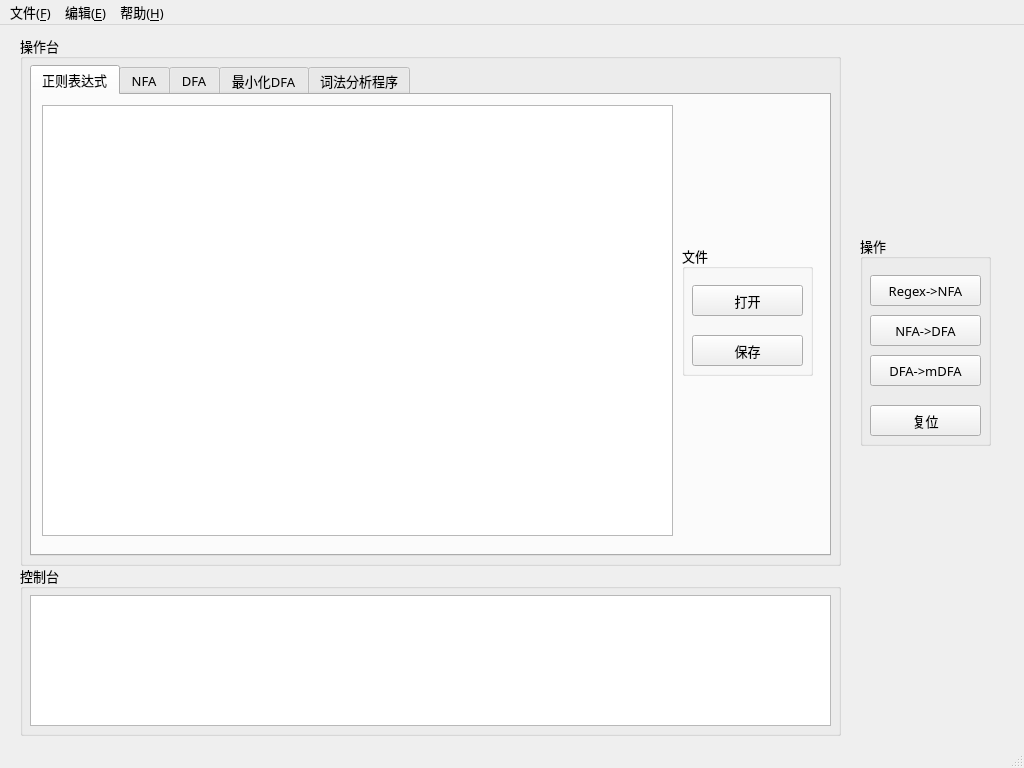
Before: the Qt Designer form R2Lexer/mainwindow.ui in Lyuyk/Compile-Principle-Course-Labs, drawn with Qt 5.
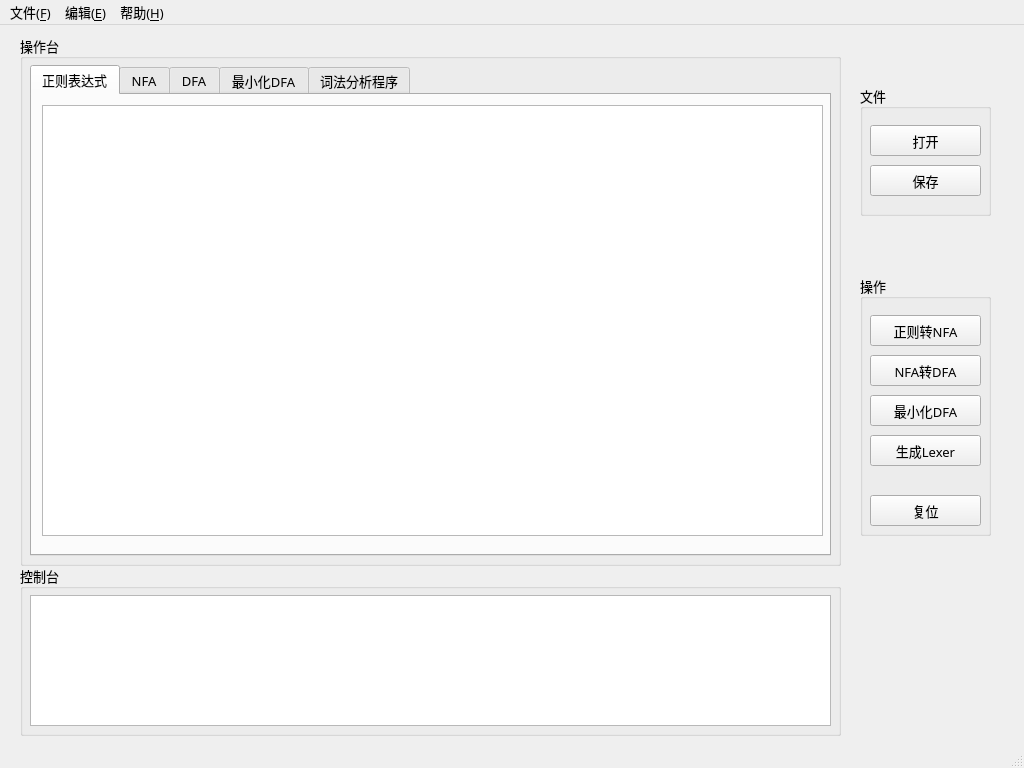
After: the same form once the commit is applied. The open tabs and pages were chosen to show the change.

Commit message: 新增生成Lexer功能

```diff
--- a/R2Lexer/mainwindow.ui
+++ b/R2Lexer/mainwindow.ui
@@ -68,75 +68,12 @@
       <attribute name="title">
        <string>正则表达式</string>
       </attribute>
-      <widget class="QGroupBox" name="groupBox_4">
-       <property name="geometry">
-        <rect>
-         <x>650</x>
-         <y>150</y>
-         <width>131</width>
-         <height>131</height>
-        </rect>
-       </property>
-       <property name="font">
-        <font>
-         <family>微软雅黑</family>
-         <pointsize>10</pointsize>
-         <stylestrategy>PreferAntialias</stylestrategy>
-        </font>
-       </property>
-       <property name="toolTip">
-        <string extracomment="打开正则表达式文件"/>
-       </property>
-       <property name="title">
-        <string>文件</string>
-       </property>
-       <widget class="QPushButton" name="pushButton_openRegexFile">
-        <property name="geometry">
-         <rect>
-          <x>10</x>
-          <y>40</y>
-          <width>111</width>
-          <height>31</height>
-         </rect>
-        </property>
-        <property name="font">
-         <font>
-          <family>微软雅黑</family>
-          <pointsize>10</pointsize>
-          <stylestrategy>PreferAntialias</stylestrategy>
-         </font>
-        </property>
-        <property name="text">
-         <string>打开</string>
-        </property>
-       </widget>
-       <widget class="QPushButton" name="pushButton_saveRegexToFile">
-        <property name="geometry">
-         <rect>
-          <x>10</x>
-          <y>90</y>
-          <width>111</width>
-          <height>31</height>
-         </rect>
-        </property>
-        <property name="font">
-         <font>
-          <family>微软雅黑</family>
-          <pointsize>10</pointsize>
-          <stylestrategy>PreferAntialias</stylestrategy>
-         </font>
-        </property>
-        <property name="text">
-         <string>保存</string>
-        </property>
-       </widget>
-      </widget>
       <widget class="QPlainTextEdit" name="plainTextEdit_Regex">
        <property name="geometry">
         <rect>
          <x>10</x>
          <y>10</y>
-         <width>631</width>
+         <width>781</width>
          <height>431</height>
         </rect>
        </property>
@@ -151,7 +88,8 @@
         <bool>true</bool>
        </property>
        <property name="plainText">
-        <string/>
+        <string>
+</string>
        </property>
       </widget>
      </widget>
@@ -234,9 +172,9 @@
     <property name="geometry">
      <rect>
       <x>860</x>
-      <y>210</y>
+      <y>250</y>
       <width>131</width>
-      <height>211</height>
+      <height>261</height>
      </rect>
     </property>
     <property name="font">
@@ -266,7 +204,7 @@
       </font>
      </property>
      <property name="text">
-      <string>Regex-&gt;NFA</string>
+      <string>正则转NFA</string>
      </property>
     </widget>
     <widget class="QPushButton" name="pushButton_2DFA">
@@ -286,7 +224,7 @@
       </font>
      </property>
      <property name="text">
-      <string>NFA-&gt;DFA</string>
+      <string>NFA转DFA</string>
      </property>
     </widget>
     <widget class="QPushButton" name="pushButton_mDFA">
@@ -306,14 +244,14 @@
       </font>
      </property>
      <property name="text">
-      <string>DFA-&gt;mDFA</string>
+      <string>最小化DFA</string>
      </property>
     </widget>
     <widget class="QPushButton" name="pushButton_clearConsole">
      <property name="geometry">
       <rect>
        <x>10</x>
-       <y>170</y>
+       <y>220</y>
        <width>111</width>
        <height>31</height>
       </rect>
@@ -329,6 +267,26 @@
       <string>复位</string>
      </property>
     </widget>
+    <widget class="QPushButton" name="pushButton_Lexer">
+     <property name="geometry">
+      <rect>
+       <x>10</x>
+       <y>160</y>
+       <width>111</width>
+       <height>31</height>
+      </rect>
+     </property>
+     <property name="font">
+      <font>
+       <family>微软雅黑</family>
+       <pointsize>10</pointsize>
+       <stylestrategy>PreferAntialias</stylestrategy>
+      </font>
+     </property>
+     <property name="text">
+      <string>生成Lexer</string>
+     </property>
+    </widget>
    </widget>
    <widget class="QGroupBox" name="groupBox_3">
     <property name="geometry">
@@ -373,6 +331,69 @@
      </property>
     </widget>
    </widget>
+   <widget class="QGroupBox" name="groupBox_4">
+    <property name="geometry">
+     <rect>
+      <x>860</x>
+      <y>60</y>
+      <width>131</width>
+      <height>131</height>
+     </rect>
+    </property>
+    <property name="font">
+     <font>
+      <family>微软雅黑</family>
+      <pointsize>10</pointsize>
+      <stylestrategy>PreferAntialias</stylestrategy>
+     </font>
+    </property>
+    <property name="toolTip">
+     <string extracomment="打开正则表达式文件"/>
+    </property>
+    <property name="title">
+     <string>文件</string>
+    </property>
+    <widget class="QPushButton" name="pushButton_openRegexFile">
+     <property name="geometry">
+      <rect>
+       <x>10</x>
+       <y>40</y>
+       <width>111</width>
+       <height>31</height>
+      </rect>
+     </property>
+     <property name="font">
+      <font>
+       <family>微软雅黑</family>
+       <pointsize>10</pointsize>
+       <stylestrategy>PreferAntialias</stylestrategy>
+      </font>
+     </property>
+     <property name="text">
+      <string>打开</string>
+     </property>
+    </widget>
+    <widget class="QPushButton" name="pushButton_saveRegexToFile">
+     <property name="geometry">
+      <rect>
+       <x>10</x>
+       <y>80</y>
+       <width>111</width>
+       <height>31</height>
+      </rect>
+     </property>
+     <property name="font">
+      <font>
+       <family>微软雅黑</family>
+       <pointsize>10</pointsize>
+       <stylestrategy>PreferAntialias</stylestrategy>
+      </font>
+     </property>
+     <property name="text">
+      <string>保存</string>
+     </property>
+    </widget>
+   </widget>
   </widget>
   <widget class="QMenuBar" name="menubar">
    <property name="geometry">
```
Left out of the diff: 16 changed lines with no effect on the pictures. The commit also changes 2 other files.
